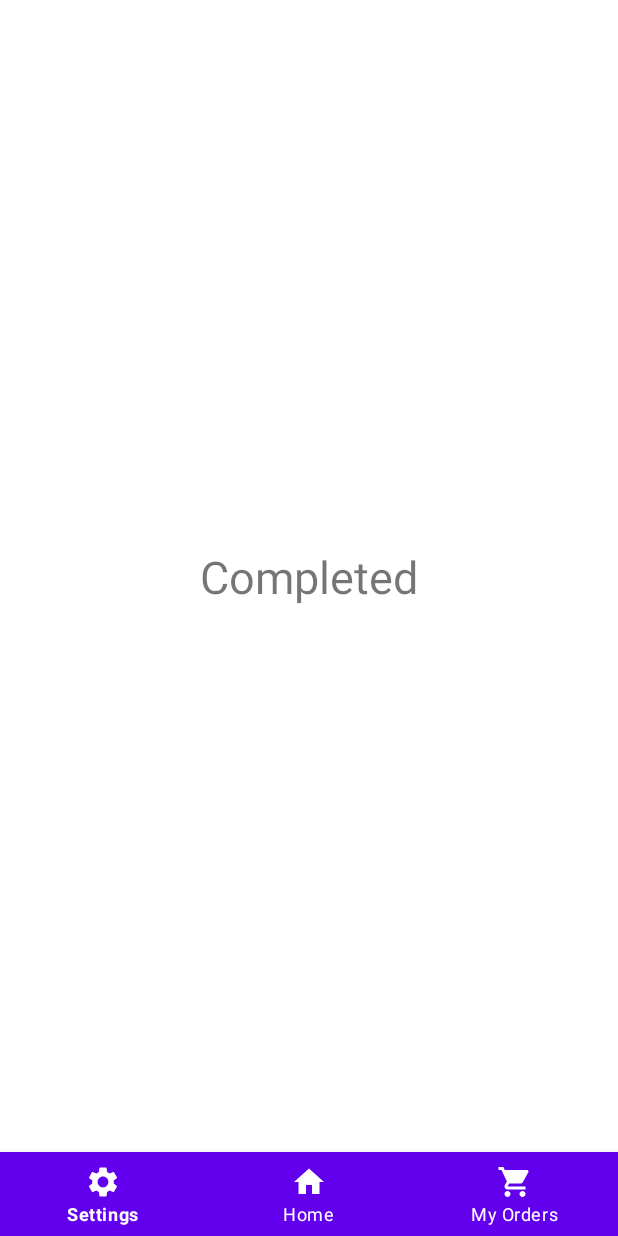
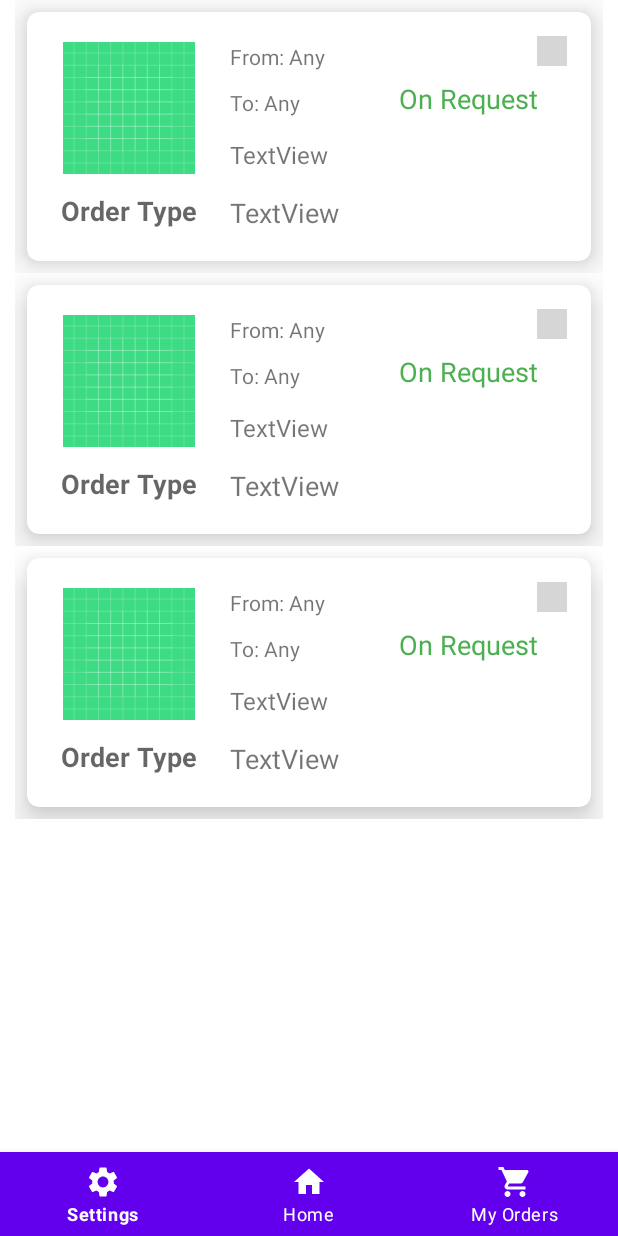
Before and after one commit to moutaz-hegazy/FixX-Project-Android, an Android app: the fragment CompletedOrdersFragment placed in its activity, on a phone screen of 412 x 824 dp. Run offline under Robolectric (Android 15) with nearby library versions, the phone set to English and light mode, and no system bars; grey boxes are pictures that could not be loaded.

Commit message:
commit255

```diff
--- a/FixX/app/src/main/java/com/example/fixx/JobDetailsDisplay/JobDetailsDisplayActivity.kt
+++ b/FixX/app/src/main/java/com/example/fixx/JobDetailsDisplay/JobDetailsDisplayActivity.kt
@@ -72,7 +72,7 @@ class JobDetailsDisplayActivity : AppCompatActivity() {
 //        }
 
         //dummy job object created...
-        dummyJob = Job(1, "carpentry", "Alexandria", Job.JobStatus.OnRequest)
+        dummyJob = Job(1.toString(), "carpentry", "Alexandria", Job.JobStatus.OnRequest)
         dummyJob!!.description = "Job Description Job DescriptionJob DescriptionJob DescriptionJob DescriptionJob DescriptionJob DescriptionJob DescriptionJob DescriptionJob DescriptionJob DescriptionJob DescriptionJob DescriptionJob DescriptionJob DescriptionJob DescriptionJob Description"
         dummyJob!!.date = "Job date"
         dummyJob!!.fromTime = "Start"
--- a/FixX/app/src/main/java/com/example/fixx/NavigationBar/OrdersScreen/views/CompletedOrdersFragment.kt
+++ b/FixX/app/src/main/java/com/example/fixx/NavigationBar/OrdersScreen/views/CompletedOrdersFragment.kt
@@ -1,33 +1,25 @@
 package com.example.fixx.NavigationBar.OrdersScreen.views
 
+import android.content.Intent
 import android.os.Bundle
 import androidx.fragment.app.Fragment
 import android.view.LayoutInflater
 import android.view.View
 import android.view.ViewGroup
-import com.example.fixx.R
+import androidx.recyclerview.widget.LinearLayoutManager
+import com.example.fixx.JobDetailsDisplay.JobDetailsDisplayActivity
+import com.example.fixx.POJOs.Job
+import com.example.fixx.constants.Constants
+import com.example.fixx.databinding.FragmentCompletedOrdersBinding
 
-// TODO: Rename parameter arguments, choose names that match
-// the fragment initialization parameters, e.g. ARG_ITEM_NUMBER
-private const val ARG_PARAM1 = "param1"
-private const val ARG_PARAM2 = "param2"
+class CompletedOrdersFragment : Fragment() {
 
-/**
- * A simple [Fragment] subclass.
- * Use the [CompletedOrdersFragment.newInstance] factory method to
- * create an instance of this fragment.
- */
-class CompletedOrdersFragment : Fragment() {
-    // TODO: Rename and change types of parameters
-    private var param1: String? = null
-    private var param2: String? = null
+    var jobs = arrayListOf<Job>()
 
+    lateinit var binding: FragmentCompletedOrdersBinding
+    var jobFDetailsAdapter = OrdersAdapter(jobs,Job.JobStatus.Completed)
     override fun onCreate(savedInstanceState: Bundle?) {
         super.onCreate(savedInstanceState)
-        arguments?.let {
-            param1 = it.getString(ARG_PARAM1)
-            param2 = it.getString(ARG_PARAM2)
-        }
     }
 
     override fun onCreateView(
@@ -35,26 +27,33 @@ class CompletedOrdersFragment : Fragment() {
         savedInstanceState: Bundle?
     ): View? {
         // Inflate the layout for this fragment
-        return inflater.inflate(R.layout.fragment_completed_orders, container, false)
+        binding = FragmentCompletedOrdersBinding.inflate(inflater, container, false)
+        return binding.root
     }
 
-    companion object {
-        /**
-         * Use this factory method to create a new instance of
-         * this fragment using the provided parameters.
-         *
-         * @param param1 Parameter 1.
-         * @param param2 Parameter 2.
-         * @return A new instance of fragment CompletedOrdersFragment.
-         */
-        // TODO: Rename and change types and number of parameters
-        @JvmStatic
-        fun newInstance(param1: String, param2: String) =
-            CompletedOrdersFragment().apply {
-                arguments = Bundle().apply {
-                    putString(ARG_PARAM1, param1)
-                    putString(ARG_PARAM2, param2)
-                }
-            }
+    override fun onViewCreated(view: View, savedInstanceState: Bundle?) {
+        super.onViewCreated(view, savedInstanceState)
+        val job1 = Job("","Painter","Alexandria,elmandaraQebly,20th st",Job.JobStatus.OnRequest).apply {
+            date = "13-june-2021"
+        }
+        val job2 = Job("","Parquet","Alexandria,elmandaraQebly,20th st",Job.JobStatus.Accepted).apply {
+            date = "15-june-2021"
+            price = 200
+        }
+        val job3 = Job("","Electrician","Alexandria,elmandaraQebly,20th st",Job.JobStatus.Accepted).apply {
+            date = "10-june-2021"
+            price = 350
+        }
+        jobs.addAll(arrayOf(job1,job2,job3))
+
+        binding.completedRecycler.apply {
+            layoutManager = LinearLayoutManager(context)
+            adapter = jobFDetailsAdapter
+        }
+
+        jobFDetailsAdapter.showJobDetailsHandler = {
+            var intent = Intent(context, JobDetailsDisplayActivity::class.java)
+            intent.putExtra(Constants.TRANS_JOB,)
+        }
     }
 }
--- a/FixX/app/src/main/java/com/example/fixx/NavigationBar/OrdersScreen/views/FragmentsAdapter.kt
+++ b/FixX/app/src/main/java/com/example/fixx/NavigationBar/OrdersScreen/views/FragmentsAdapter.kt
@@ -15,9 +15,7 @@ class FragmentsAdapter (private val fm : FragmentManager, private val context :
     override fun getItem(position: Int): Fragment {
         return when(position){
             0 -> OngoingOrdersFragment()
-            1 -> OnGuaranteeOrdersFragment()
-            2 -> CompletedOrdersFragment()
-            3 -> AvailableOrdersFragment()
+            1 -> CompletedOrdersFragment()
             else -> Fragment()
         }
     }
--- a/FixX/app/src/main/java/com/example/fixx/NavigationBar/OrdersScreen/views/OrdersFragment.kt
+++ b/FixX/app/src/main/java/com/example/fixx/NavigationBar/OrdersScreen/views/OrdersFragment.kt
@@ -32,9 +32,6 @@ class OrdersFragment : Fragment() {
             newTab().setText(R.string.onGoingOrders).let {
                 binding.myOrdersTablayout.addTab(it)
             }
-            newTab().setText(R.string.onGuaranteeOrders).let {
-                binding.myOrdersTablayout.addTab(it)
-            }
             newTab().setText(R.string.completedOrders).let {
                 binding.myOrdersTablayout.addTab(it)
             }
--- a/FixX/app/src/main/java/com/example/fixx/POJOs/Job.kt
+++ b/FixX/app/src/main/java/com/example/fixx/POJOs/Job.kt
@@ -19,7 +19,6 @@ data class Job (val uid: String?, val type : String, var location : String?, val
     enum class JobStatus constructor(var rawValue: String) : Serializable {
         OnRequest("OnRequest"),
         Accepted("Accepted"),
-        OnGuarantee("OnGuarantee"),
         Completed("Completed")
     }
 }
--- a/FixX/app/src/main/res/layout/completed_orders_recycler_row.xml
+++ b/FixX/app/src/main/res/layout/completed_orders_recycler_row.xml
@@ -69,7 +69,7 @@
                 android:layout_height="wrap_content"
                 android:layout_marginTop="45dp"
                 android:layout_marginEnd="35dp"
-                android:text="TextView"
+                android:text="On Request"
                 android:textColor="#4CAF50"
                 android:textSize="18sp"
                 app:layout_constraintEnd_toEndOf="parent"
@@ -81,19 +81,17 @@
                 android:layout_width="wrap_content"
                 android:layout_height="wrap_content"
                 android:layout_marginStart="15dp"
-                android:text="TextView"
+                android:text="From: Any"
                 app:layout_constraintStart_toEndOf="@+id/completed_order_job_image"
-                app:layout_constraintTop_toTopOf="@+id/completed_order_job_image"
-                tools:text="From : Any" />
+                app:layout_constraintTop_toTopOf="@+id/completed_order_job_image" />
 
             <TextView
                 android:id="@+id/completed_order_toTime_lbl"
                 android:layout_width="wrap_content"
                 android:layout_height="wrap_content"
-                android:text="TextView"
+                android:text="To: Any"
                 app:layout_constraintBottom_toBottomOf="@+id/completed_order_status_lbl"
-                app:layout_constraintStart_toStartOf="@+id/completed_order_fromTime_lbl"
-                tools:text="To : Any" />
+                app:layout_constraintStart_toStartOf="@+id/completed_order_fromTime_lbl" />
 
             <TextView
                 android:id="@+id/completed_order_price_lbl"
--- a/FixX/app/src/main/res/layout/fragment_completed_orders.xml
+++ b/FixX/app/src/main/res/layout/fragment_completed_orders.xml
@@ -6,13 +6,10 @@
     android:layout_height="match_parent"
     tools:context=".NavigationBar.OrdersScreen.views.CompletedOrdersFragment" >
 
-    <TextView
-        android:id="@+id/textView6"
-        android:layout_width="wrap_content"
-        android:layout_height="wrap_content"
-        android:text="Completed"
-        android:textSize="30sp"
-        app:layout_constraintBottom_toBottomOf="parent"
+    <androidx.recyclerview.widget.RecyclerView
+        android:id="@+id/completed_recycler"
+        android:layout_width="match_parent"
+        android:layout_height="match_parent"
         app:layout_constraintEnd_toEndOf="parent"
         app:layout_constraintStart_toStartOf="parent"
         app:layout_constraintTop_toTopOf="parent" />
```
Also changed, not shown: FixX/app/src/main/AndroidManifest.xml (+4 -10 lines), FixX/app/src/main/java/com/example/fixx/NavigationBar/OrdersScreen/views/OnGuaranteeOrdersFragment.kt (deleted, +0 -33 lines), FixX/app/src/main/java/com/example/fixx/NavigationBar/OrdersScreen/views/OrdersAdapter.kt (+55 -11 lines), FixX/app/src/main/res/layout/fragment_available_orders.xml (+4 -3 lines), FixX/app/src/main/res/layout/fragment_on_guarantee_orders.xml (deleted, +0 -19 lines), FixX/app/src/main/res/layout/on_guarantee_order_recycler_row.xml (deleted, +0 -134 lines).
